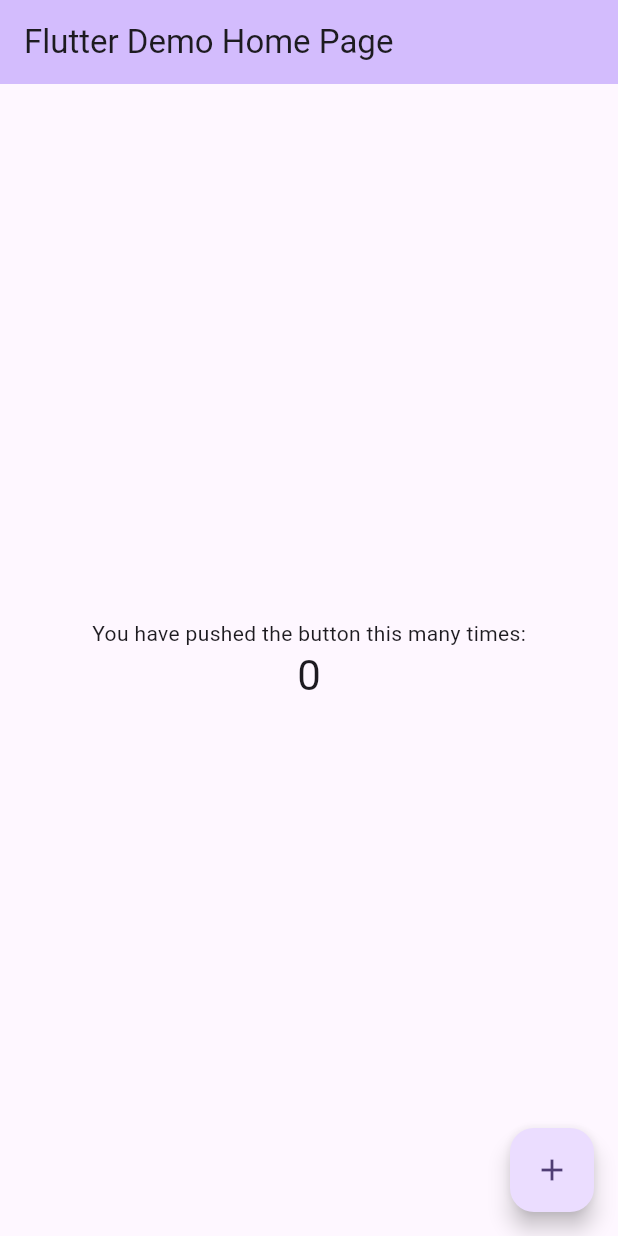
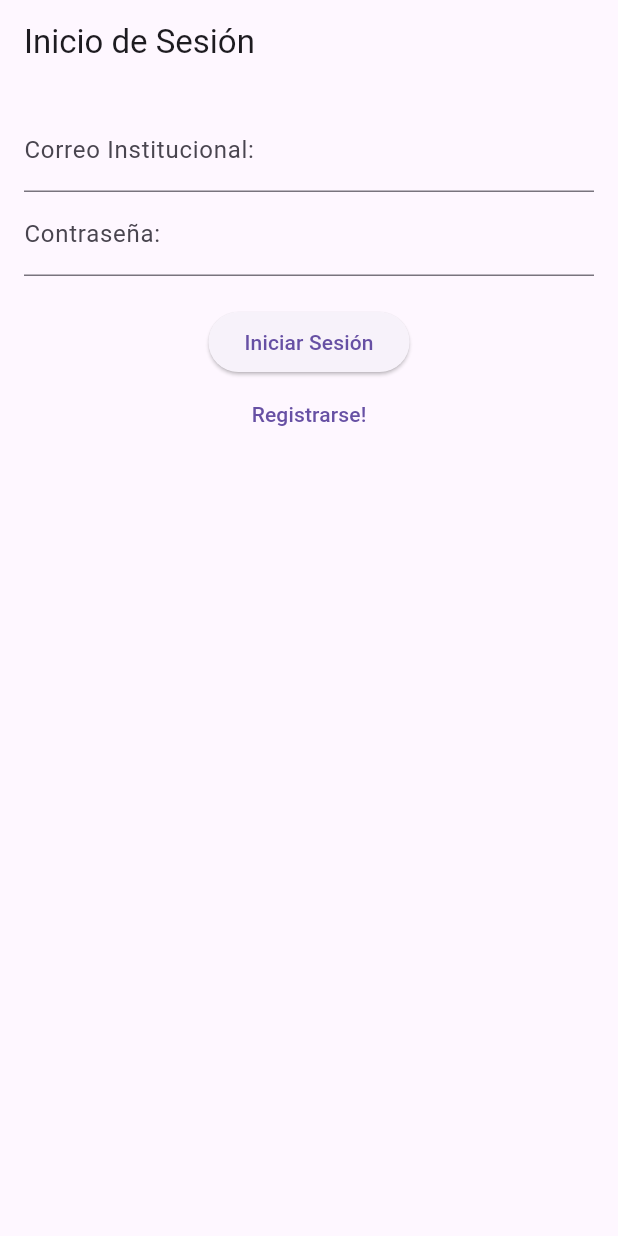
Before and after one commit to edwinacosta99/myapp, a Flutter app: the screen it shows after launch, on a phone screen of 412 x 824 dp. Run offline on Flutter 3.47's test engine with Material 3 defaults, Android fonts, the phone set to English and light mode, and no system bars.

Commit message:
segunda publicacion de app

```diff
--- /dev/null
+++ b/lib/iniciosesion.dart
@@ -0,0 +1,79 @@
+import 'package:flutter/material.dart';
+import 'registro.dart';
+import 'pantallahome.dart';
+
+class LoginScreen extends StatefulWidget {
+  @override
+  _LoginScreenState createState() => _LoginScreenState();
+}
+
+class _LoginScreenState extends State<LoginScreen> {
+  final _formKey = GlobalKey<FormState>();
+  final TextEditingController _emailController = TextEditingController();
+  final TextEditingController _passwordController = TextEditingController();
+
+  void _login() {
+    if (_formKey.currentState?.validate() ?? false) {
+      Navigator.push(
+        context,
+        MaterialPageRoute(
+          builder: (context) => HomeScreen(email: _emailController.text),
+        ),
+      );
+    }
+  }
+
+  @override
+  Widget build(BuildContext context) {
+    return Scaffold(
+      appBar: AppBar(
+        title: Text('Inicio de Sesión'),
+      ),
+      body: Padding(
+        padding: EdgeInsets.all(16.0),
+        child: Form(
+          key: _formKey,
+          child: Column(
+            children: <Widget>[
+              TextFormField(
+                controller: _emailController,
+                decoration: InputDecoration(labelText: 'Correo Institucional:'),
+                validator: (value) {
+                  if (value == null || !RegExp(r'^[a-zA-Z0-9._%+-]+@unah\.edu\.hn$').hasMatch(value)) {
+                    return 'Ingrese un correo válido';
+                  }
+                  return null;
+                },
+              ),
+              TextFormField(
+                controller: _passwordController,
+                decoration: InputDecoration(labelText: 'Contraseña:'),
+                obscureText: true,
+                validator: (value) {
+                  if (value == null || value.length != 8) {
+                    return 'Ingrese su número de cuenta (8 dígitos)';
+                  }
+                  return null;
+                },
+              ),
+              SizedBox(height: 20),
+              ElevatedButton(
+                onPressed: _login,
+                child: Text('Iniciar Sesión'),
+              ),
+              TextButton(
+                onPressed: () {
+                  Navigator.push(
+                    context,
+                    MaterialPageRoute(builder: (context) => RegisterScreen()),
+                  );
+                },
+                child: Text('Registrarse!'),
+              ),
+            ],
+          ),
+        ),
+      ),
+    );
+  }
+}
--- a/lib/main.dart
+++ b/lib/main.dart
@@ -1,125 +1,19 @@
 import 'package:flutter/material.dart';
+import 'iniciosesion.dart';
 
 void main() {
-  runApp(const MyApp());
+  runApp(MyApp());
 }
 
 class MyApp extends StatelessWidget {
-  const MyApp({super.key});
-
-  // This widget is the root of your application.
   @override
   Widget build(BuildContext context) {
     return MaterialApp(
-      title: 'Flutter Demo',
+      title: 'MyAppHome',
       theme: ThemeData(
-        // This is the theme of your application.
-        //
-        // TRY THIS: Try running your application with "flutter run". You'll see
-        // the application has a purple toolbar. Then, without quitting the app,
-        // try changing the seedColor in the colorScheme below to Colors.green
-        // and then invoke "hot reload" (save your changes or press the "hot
-        // reload" button in a Flutter-supported IDE, or press "r" if you used
-        // the command line to start the app).
-        //
-        // Notice that the counter didn't reset back to zero; the application
-        // state is not lost during the reload. To reset the state, use hot
-        // restart instead.
-        //
-        // This works for code too, not just values: Most code changes can be
-        // tested with just a hot reload.
-        colorScheme: ColorScheme.fromSeed(seedColor: Colors.deepPurple),
-        useMaterial3: true,
+        primarySwatch: Colors.blue,
       ),
-      home: const MyHomePage(title: 'Flutter Demo Home Page'),
+      home: LoginScreen(),
     );
   }
 }
-
-class MyHomePage extends StatefulWidget {
-  const MyHomePage({super.key, required this.title});
-
-  // This widget is the home page of your application. It is stateful, meaning
-  // that it has a State object (defined below) that contains fields that affect
-  // how it looks.
-
-  // This class is the configuration for the state. It holds the values (in this
-  // case the title) provided by the parent (in this case the App widget) and
-  // used by the build method of the State. Fields in a Widget subclass are
-  // always marked "final".
-
-  final String title;
-
-  @override
-  State<MyHomePage> createState() => _MyHomePageState();
-}
-
-class _MyHomePageState extends State<MyHomePage> {
-  int _counter = 0;
-
-  void _incrementCounter() {
-    setState(() {
-      // This call to setState tells the Flutter framework that something has
-      // changed in this State, which causes it to rerun the build method below
-      // so that the display can reflect the updated values. If we changed
-      // _counter without calling setState(), then the build method would not be
-      // called again, and so nothing would appear to happen.
-      _counter++;
-    });
-  }
-
-  @override
-  Widget build(BuildContext context) {
-    // This method is rerun every time setState is called, for instance as done
-    // by the _incrementCounter method above.
-    //
-    // The Flutter framework has been optimized to make rerunning build methods
-    // fast, so that you can just rebuild anything that needs updating rather
-    // than having to individually change instances of widgets.
-    return Scaffold(
-      appBar: AppBar(
-        // TRY THIS: Try changing the color here to a specific color (to
-        // Colors.amber, perhaps?) and trigger a hot reload to see the AppBar
-        // change color while the other colors stay the same.
-        backgroundColor: Theme.of(context).colorScheme.inversePrimary,
-        // Here we take the value from the MyHomePage object that was created by
-        // the App.build method, and use it to set our appbar title.
-        title: Text(widget.title),
-      ),
-      body: Center(
-        // Center is a layout widget. It takes a single child and positions it
-        // in the middle of the parent.
-        child: Column(
-          // Column is also a layout widget. It takes a list of children and
-          // arranges them vertically. By default, it sizes itself to fit its
-          // children horizontally, and tries to be as tall as its parent.
-          //
-          // Column has various properties to control how it sizes itself and
-          // how it positions its children. Here we use mainAxisAlignment to
-          // center the children vertically; the main axis here is the vertical
-          // axis because Columns are vertical (the cross axis would be
-          // horizontal).
-          //
-          // TRY THIS: Invoke "debug painting" (choose the "Toggle Debug Paint"
-          // action in the IDE, or press "p" in the console), to see the
-          // wireframe for each widget.
-          mainAxisAlignment: MainAxisAlignment.center,
-          children: <Widget>[
-            const Text(
-              'You have pushed the button this many times:',
-            ),
-            Text(
-              '$_counter',
-              style: Theme.of(context).textTheme.headlineMedium,
-            ),
-          ],
-        ),
-      ),
-      floatingActionButton: FloatingActionButton(
-        onPressed: _incrementCounter,
-        tooltip: 'Increment',
-        child: const Icon(Icons.add),
-      ), // This trailing comma makes auto-formatting nicer for build methods.
-    );
-  }
-}
```
Also changed, not shown: lib/pantallahome.dart (added, +19 -0 lines), lib/registro.dart (added, +100 -0 lines).
